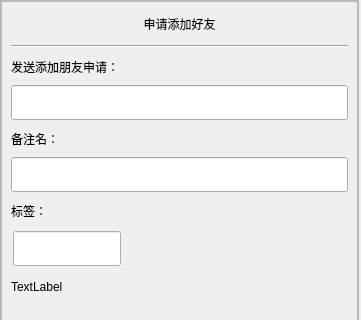
Before: the Qt Designer form Clients/GuChat/applyfriend.ui in Lenis0/GuChat, drawn with Qt 5; both pictures show x 0 to 361 and y 0 to 320 of the 361 by 621 pixel window.
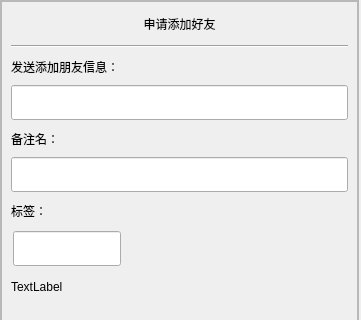
After: the same form once the commit is applied. Custom widgets are drawn as their Qt base class.

The edit to the form file:
```diff
--- a/Clients/GuChat/applyfriend.ui
+++ b/Clients/GuChat/applyfriend.ui
@@ -139,7 +139,7 @@
                 </size>
                </property>
                <property name="text">
-                <string>发送添加朋友申请：</string>
+                <string>发送添加朋友信息：</string>
                </property>
               </widget>
              </item>
```
